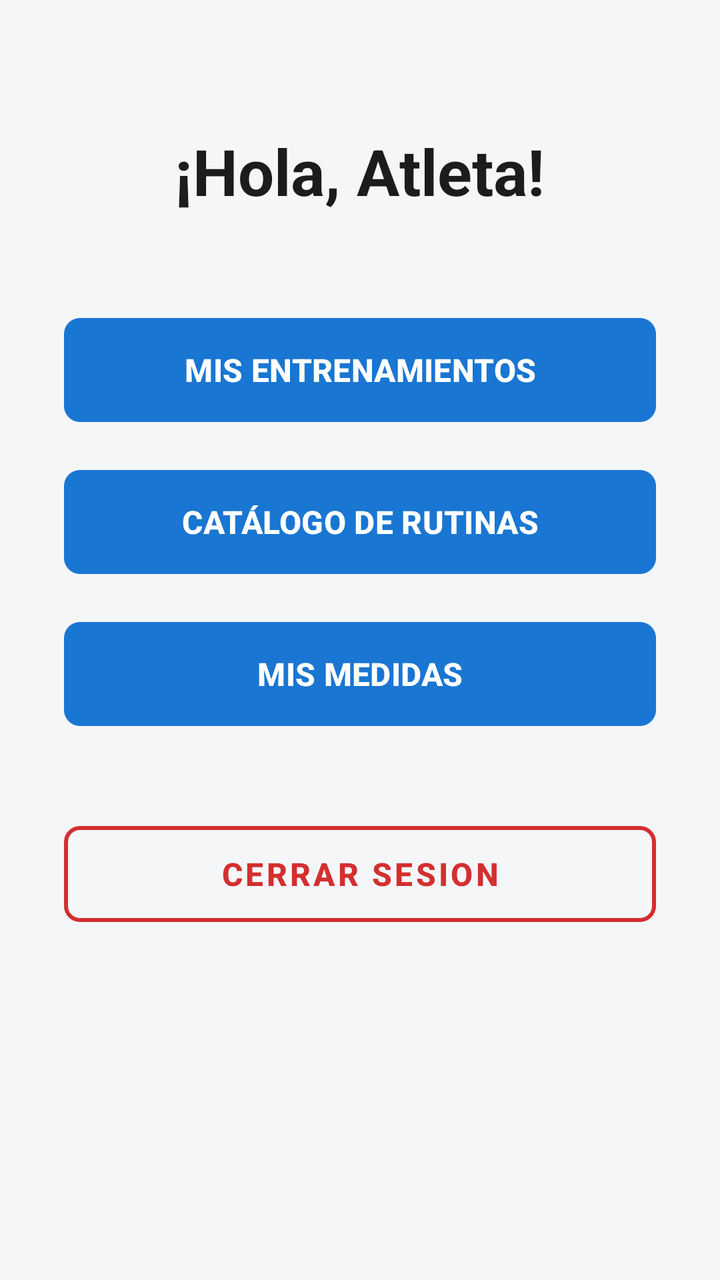
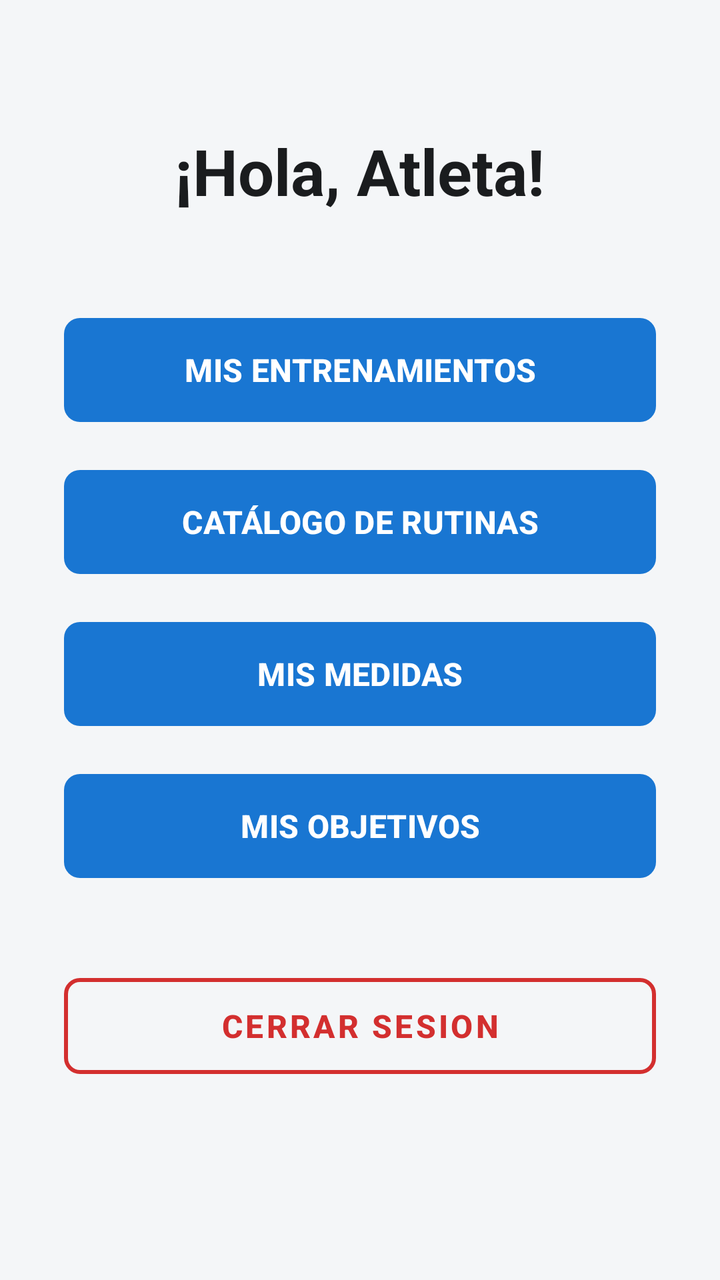

Before-and-after screenshots of an Android layout around one commit, followed by the original layout XML and the change that was made.
<!-- AndroidManifest.xml: application theme Theme.Aplicacion -->
<!-- res/layout/activity_home.xml -->
<?xml version="1.0" encoding="UTF-8" ?>
<ScrollView xmlns:android="http://schemas.android.com/apk/res/android"
    xmlns:app="http://schemas.android.com/apk/res-auto"
    android:layout_width="match_parent"
    android:layout_height="match_parent"
    android:fillViewport="true"
    android:background="@color/backgroundColor">

    <LinearLayout
        android:layout_width="match_parent"
        android:layout_height="wrap_content"
        android:orientation="vertical"
        android:padding="32dp"
        android:gravity="center_horizontal">

        
        <TextView
            android:layout_width="wrap_content"
            android:layout_height="wrap_content"
            android:id="@+id/tvBienvenida"
            android:text="¡Hola, Atleta!"
            android:textSize="32sp"
            android:textStyle="bold"
            android:textColor="@color/textColorPrimary"
            android:layout_marginTop="32dp"
            android:layout_marginBottom="48dp"/>

        
        <com.google.android.material.button.MaterialButton
            android:layout_width="match_parent"
            android:layout_height="60dp"
            android:id="@+id/btnMisEntrenamientos"
            android:text="MIS ENTRENAMIENTOS"
            android:textStyle="bold"
            android:textSize="16sp"
            app:cornerRadius="8dp"
            android:textColor="#FFFFFF"
            app:backgroundTint="@color/primaryColor"
            android:layout_marginBottom="16dp"/>

        <com.google.android.material.button.MaterialButton
            android:layout_width="match_parent"
            android:layout_height="60dp"
            android:id="@+id/btnCatalogoRutinas"
            android:text="CATÁLOGO DE RUTINAS"
            android:textSize="16sp"
            android:textStyle="bold"
            app:cornerRadius="8dp"
            android:textColor="#FFFFFF"
            app:backgroundTint="@color/primaryColor"
            android:layout_marginBottom="16dp"/>

        <com.google.android.material.button.MaterialButton
            android:layout_width="match_parent"
            android:layout_height="60dp"
            android:id="@+id/btnMisMedidas"
            android:text="MIS MEDIDAS"
            android:textSize="16sp"
            android:textStyle="bold"
            app:cornerRadius="8dp"
            android:textColor="#FFFFFF"
            app:backgroundTint="@color/primaryColor"
            android:layout_marginBottom="40dp"/>

        
        <com.google.android.material.button.MaterialButton
            android:layout_width="match_parent"
            android:layout_height="60dp"
            android:id="@+id/btnPanelAdmin"
            android:text="PANEL DE ADNIMISTRADOR"
            android:textSize="16sp"
            android:textStyle="bold"
            android:textColor="#FFFFFF"
            android:backgroundTint="#FF9800"
            app:cornerRadius="8dp"
            android:visibility="gone"
            android:layout_marginBottom="16dp"/>

        
        <com.google.android.material.button.MaterialButton
            android:layout_width="match_parent"
            android:layout_height="60dp"
            android:id="@+id/btnLogout"
            style="@style/Widget.MaterialComponents.Button.OutlinedButton"
            android:text="CERRAR SESION"
            android:textSize="16sp"
            android:textStyle="bold"
            android:textColor="#D32F2F"
            app:strokeColor="#D32F2F"
            app:strokeWidth="2dp"
            app:cornerRadius="8dp"
            android:layout_marginBottom="24dp"/>
    </LinearLayout>
</ScrollView>
<!-- resources referenced by this layout -->
<resources>
  <color name="backgroundColor">#F4F6F8</color>
  <color name="primaryColor">#1976D2</color>
  <color name="textColorPrimary">#1A1C1E</color>
  <style name="Theme.Aplicacion" parent="Base.Theme.Aplicacion" />
  <style name="Base.Theme.Aplicacion" parent="Theme.Material3.DayNight.NoActionBar">
          
          
      </style>
</resources>

<!-- the commit's change to res/layout/activity_home.xml (unified diff, before → after) -->
@@ -60,7 +60,20 @@
             app:cornerRadius="8dp"
             android:textColor="#FFFFFF"
             app:backgroundTint="@color/primaryColor"
+            android:layout_marginBottom="16dp"/>
+
+        <com.google.android.material.button.MaterialButton
+            android:layout_width="match_parent"
+            android:layout_height="60dp"
+            android:id="@+id/btnMisObjetivos"
+            android:text="MIS OBJETIVOS"
+            android:textSize="16sp"
+            android:textStyle="bold"
+            app:cornerRadius="8dp"
+            android:textColor="#FFFFFF"
+            app:backgroundTint="@color/primaryColor"
             android:layout_marginBottom="40dp"/>
+
 
         
         <com.google.android.material.button.MaterialButton
